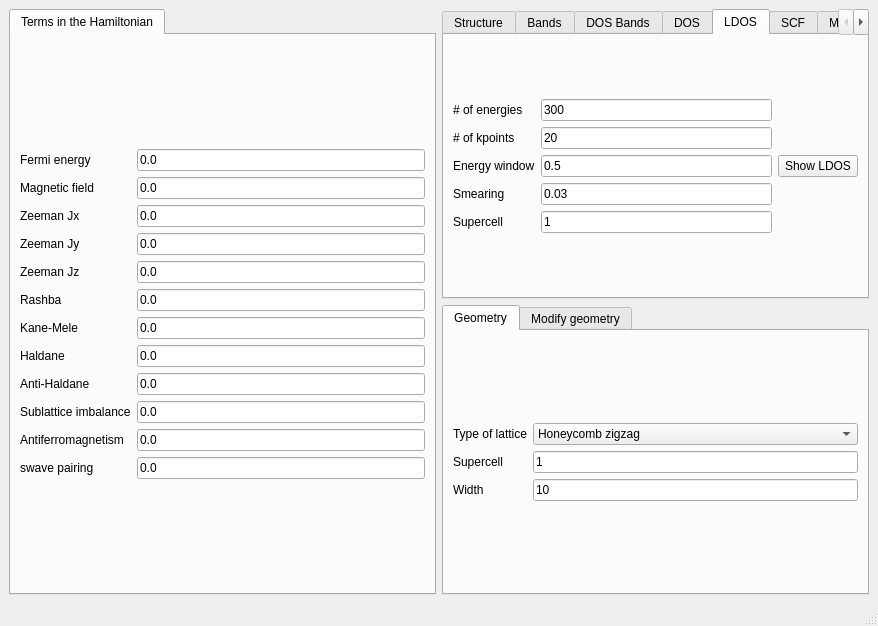
Before: the Qt Designer form development/interface-pyqt/1d/interface.ui in joselado/quantum-honeycomp, drawn with Qt 5.
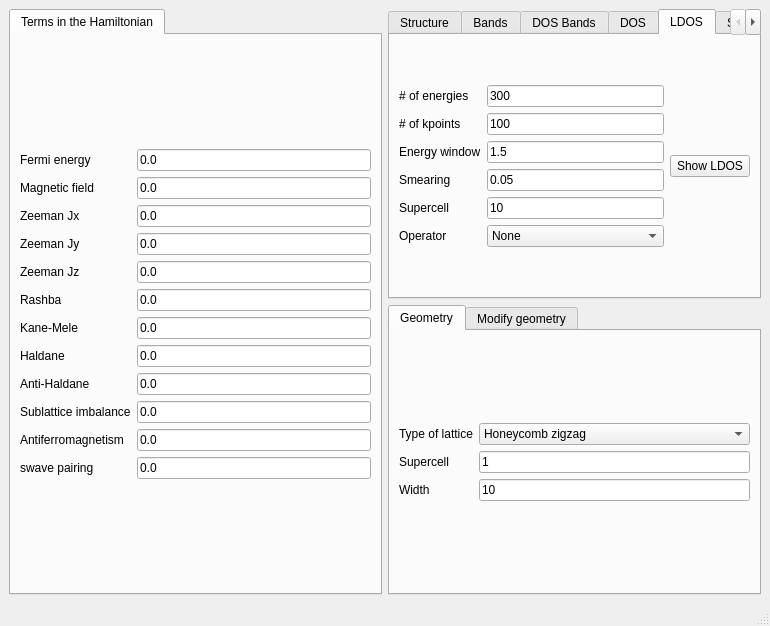
After: the same form once the commit is applied. The open tabs and pages were chosen to show the change.

What changed in the file:
```diff
--- a/development/interface-pyqt/1d/interface.ui
+++ b/development/interface-pyqt/1d/interface.ui
@@ -6,7 +6,7 @@
    <rect>
     <x>0</x>
     <y>0</y>
-    <width>878</width>
+    <width>770</width>
     <height>626</height>
    </rect>
   </property>
@@ -467,7 +467,7 @@
           <item row="3" column="1">
            <widget class="QLineEdit" name="delta_ldos">
             <property name="text">
-             <string>0.03</string>
+             <string>0.05</string>
             </property>
            </widget>
           </item>
@@ -481,7 +481,7 @@
           <item row="1" column="1">
            <widget class="QLineEdit" name="nk_ldos">
             <property name="text">
-             <string>20</string>
+             <string>100</string>
             </property>
            </widget>
           </item>
@@ -509,14 +509,14 @@
           <item row="2" column="1">
            <widget class="QLineEdit" name="window_ldos">
             <property name="text">
-             <string>0.5</string>
+             <string>1.5</string>
             </property>
            </widget>
           </item>
           <item row="4" column="1">
            <widget class="QLineEdit" name="nsuper_ldos">
             <property name="text">
-             <string>1</string>
+             <string>10</string>
             </property>
            </widget>
           </item>
@@ -527,6 +527,32 @@
             </property>
            </widget>
           </item>
+          <item row="5" column="0">
+           <widget class="QLabel" name="label_36">
+            <property name="text">
+             <string>Operator</string>
+            </property>
+           </widget>
+          </item>
+          <item row="5" column="1">
+           <widget class="QComboBox" name="operator_ldos">
+            <item>
+             <property name="text">
+              <string>None</string>
+             </property>
+            </item>
+            <item>
+             <property name="text">
+              <string>Current</string>
+             </property>
+            </item>
+            <item>
+             <property name="text">
+              <string>Spin current</string>
+             </property>
+            </item>
+           </widget>
+          </item>
          </layout>
         </item>
         <item row="0" column="1">
```
Left out of the diff: 4 changed lines with no effect on the pictures.
